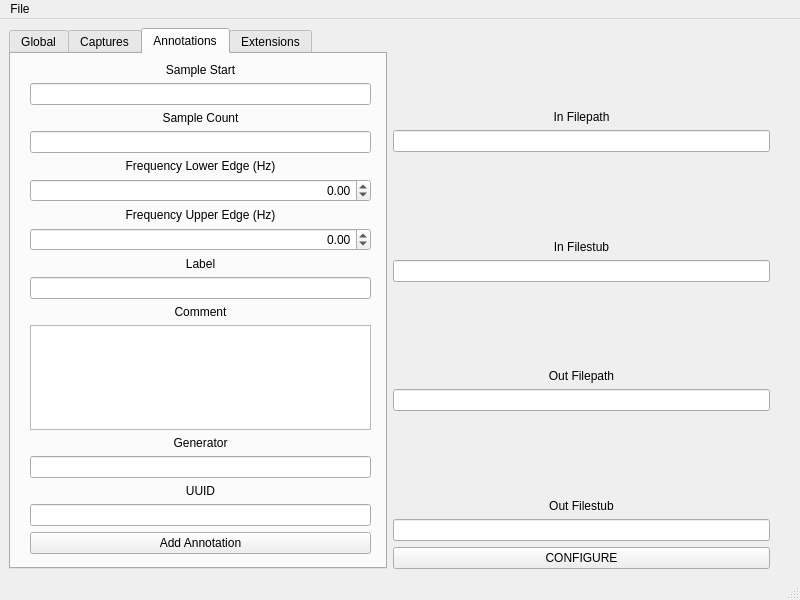
jpferrell/sigmf-editor, file mainwindow.ui: the form before one commit.
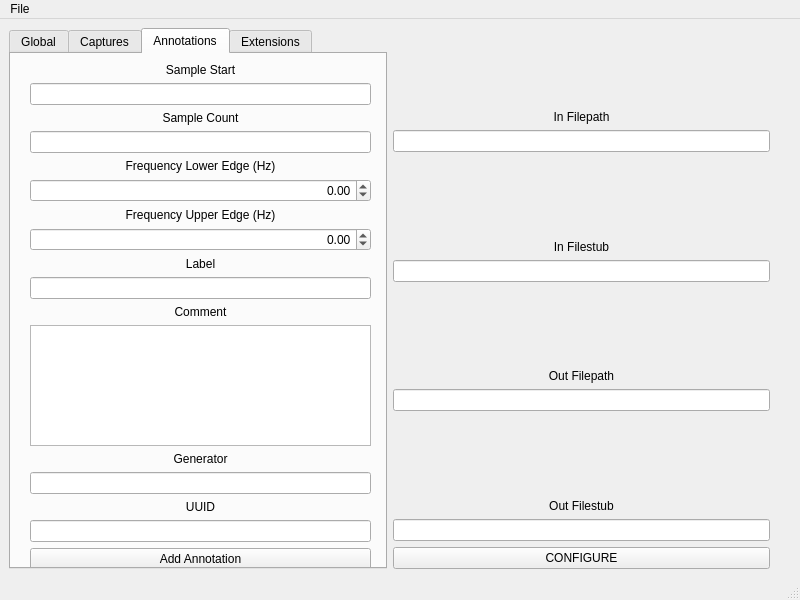
The form after the commit. The open tabs and pages were chosen to show the change. Icons and pictures are not drawn.

```diff
--- a/mainwindow.ui
+++ b/mainwindow.ui
@@ -590,7 +590,7 @@
            <x>19</x>
            <y>9</y>
            <width>341</width>
-           <height>491</height>
+           <height>507</height>
           </rect>
          </property>
          <layout class="QVBoxLayout" name="verticalLayout_3">
```
Left out of the diff: 2 changed lines with no effect on the pictures.
